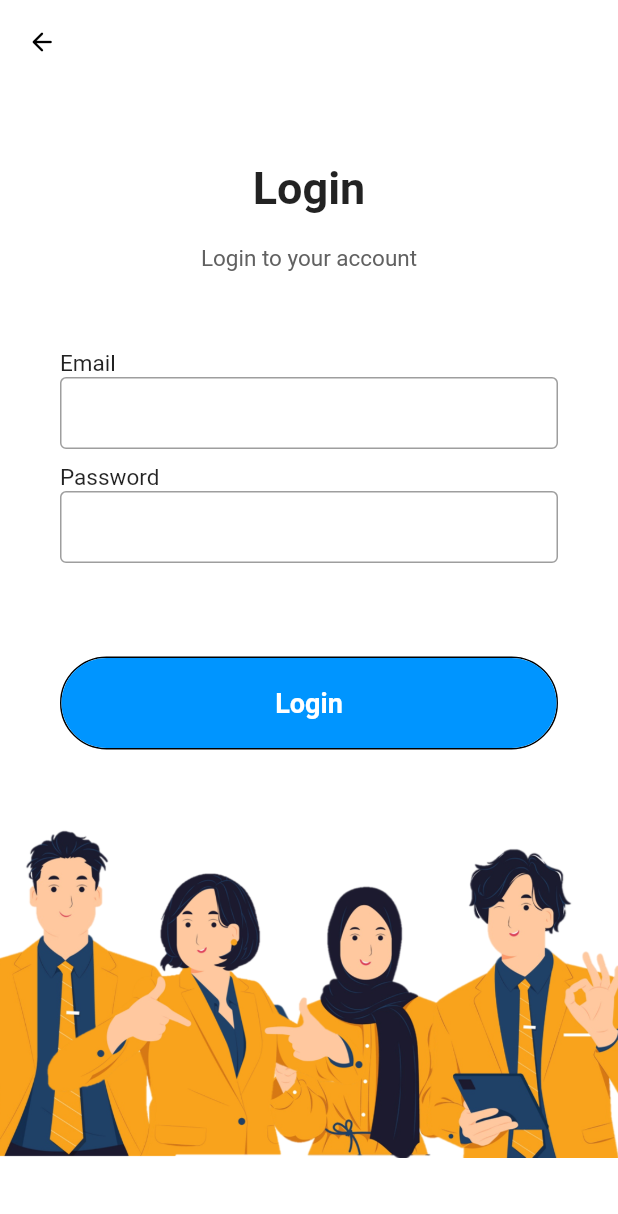
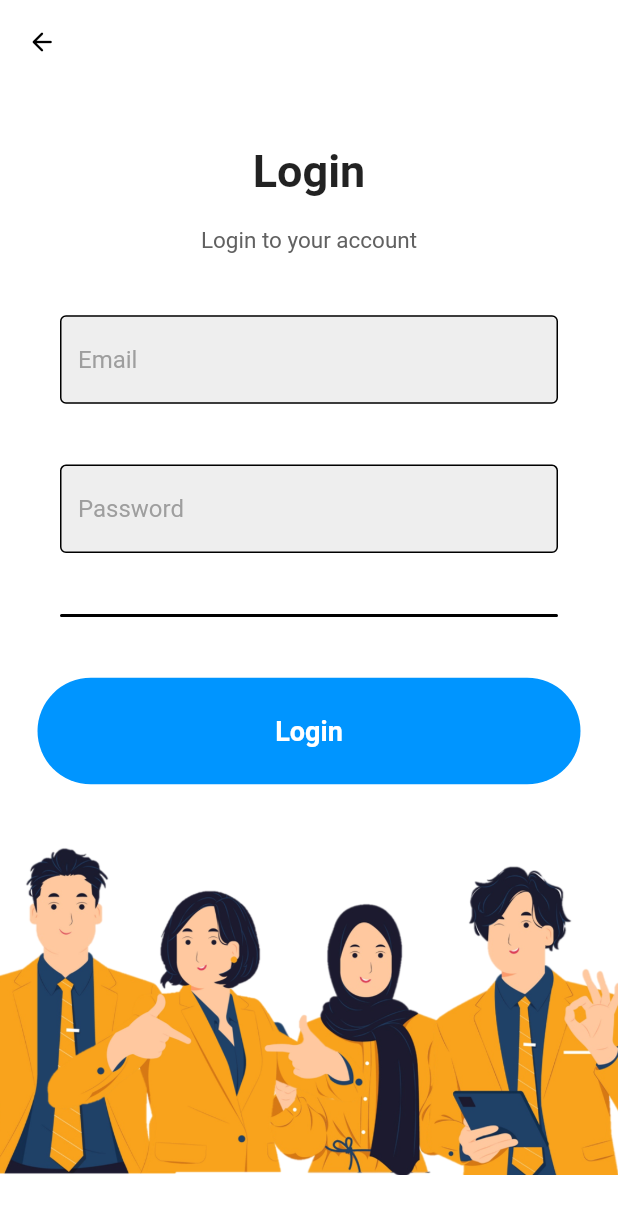
Before and after one commit to Adilahusin/MSQ-App, a Flutter app: the screen it shows after launch, after a tap on "Login", on a phone screen of 412 x 824 dp. Shown: the top 1214 px of the screen. Run offline on Flutter 3.47's test engine with Material 2 defaults, Android fonts, the light colour scheme and no system bars; our stand-ins replace firebase_auth, firebase_core; accounts and stored records are empty; network calls fail.

Commit message:
new file:   msq/android/app/google-services.json 	new file:   msq/ios/Runner/GoogleService-Info.plist 	new file:   msq/ios/firebase_app_id_file.json 	new file:   msq/lib/components/login_button.dart 	new file:   msq/lib/components/login_textfields.dart 	new file:   msq/lib/firebase_options.dart 	modified:   msq/lib/main.dart 	new file:   msq/lib/pages/auth_page.dart 	modified:   msq/lib/pages/login.dart     modified:   msq/lib/question_model.dart 	modified:   msq/macos/Flutter/GeneratedPluginRegistrant.swift 	new file:   msq/macos/Runner/GoogleService-Info.plist 	new file:   msq/macos/firebase_app_id_file.json 	modified:   msq/pubspec.lock 	modified:   msq/pubspec.yaml

```diff
--- /dev/null
+++ b/msq/lib/components/login_button.dart
@@ -0,0 +1,33 @@
+import 'package:flutter/material.dart';
+
+class LoginButton extends StatelessWidget {
+  final Function()? onTap;
+
+  const LoginButton({super.key, required this.onTap});
+
+  @override
+  Widget build(BuildContext context) {
+    return GestureDetector(
+      onTap: onTap,
+      child: Container(
+        padding: const EdgeInsets.all(25),
+        margin: const EdgeInsets.symmetric(horizontal: 25),
+        decoration: BoxDecoration(
+          color: const Color(0xff0095FF),
+          borderRadius: BorderRadius.circular(50),
+
+        ),
+        child: const Center(
+          child: Text(
+            "Login",
+            style: TextStyle(
+              color: Colors.white,
+              fontWeight: FontWeight.w600,
+              fontSize: 18,
+            ),
+          ),
+        ),
+      ),
+    );
+  }
+}
--- /dev/null
+++ b/msq/lib/components/login_textfields.dart
@@ -0,0 +1,39 @@
+import 'package:flutter/material.dart';
+
+class MyTextField extends StatelessWidget {
+  final controller;
+  final String hintText;
+  final bool obscureText;
+
+  const MyTextField({
+    super.key,
+    required this.controller,
+    required this.hintText,
+    required this.obscureText,
+  });
+
+  @override
+  Widget build(BuildContext context) {
+    return Padding(
+      padding: const EdgeInsets.symmetric(horizontal: 40),
+      child: TextField(
+        controller: controller,
+        obscureText: obscureText,
+
+        decoration: InputDecoration(
+            enabledBorder: const OutlineInputBorder(
+              borderSide: BorderSide(color: Colors.black),
+            ),
+
+            focusedBorder: OutlineInputBorder(
+              borderSide: BorderSide(color: Colors.grey.shade400),
+            ),
+
+            fillColor: Colors.grey.shade200,
+            filled: true,
+            hintText: hintText,
+            hintStyle: TextStyle(color: Colors.grey[500])),
+      ),
+    );
+  }
+}
--- a/msq/lib/main.dart
+++ b/msq/lib/main.dart
@@ -3,8 +3,14 @@
 import 'package:msq/pages/guidelines.dart';
 import 'package:msq/pages/login.dart';
 import 'package:msq/pages/tati_info.dart';
+import 'package:firebase_core/firebase_core.dart';
+import 'firebase_options.dart';
 
-void main() {
+void main() async {
+  WidgetsFlutterBinding.ensureInitialized();
+  await Firebase.initializeApp(
+    options: DefaultFirebaseOptions.currentPlatform
+  );
   runApp(const MaterialApp(
     debugShowCheckedModeBanner: false,
     home: Index(),
@@ -105,7 +111,7 @@
                     onPressed: (){
                       Navigator.push(
                         context, MaterialPageRoute(
-                          builder: (context) => const LoginPage()));
+                          builder: (context) => LoginPage()));
                     },
 
                     shape: RoundedRectangleBorder(
--- /dev/null
+++ b/msq/lib/pages/auth_page.dart
@@ -0,0 +1,29 @@
+import 'package:flutter/material.dart';
+import 'package:msq/pages/login.dart';
+import 'package:msq/main.dart';
+import 'package:firebase_auth/firebase_auth.dart';
+
+class AuthPage extends StatelessWidget {
+  const AuthPage({Key? key}) : super(key: key);
+
+  @override
+  Widget build(BuildContext context) {
+    return Scaffold(
+      body: StreamBuilder<User?>(
+        stream: FirebaseAuth.instance.authStateChanges(),
+        builder: (context, snapshot){
+
+        // When user is logged in
+        if (snapshot.hasData){
+          return const Index();
+        }
+
+        // When user is not logged in
+        else {
+          return LoginPage();
+        }
+        },
+      ),
+    );
+  }
+}
--- a/msq/lib/pages/login.dart
+++ b/msq/lib/pages/login.dart
@@ -1,9 +1,25 @@
+import 'package:firebase_auth/firebase_auth.dart';
 import 'package:flutter/material.dart';
 import 'package:msq/main.dart';
 import 'package:msq/pages/homepage.dart';
 
+import '../components/login_button.dart';
+import '../components/login_textfields.dart';
+
 class LoginPage extends StatelessWidget {
-  const LoginPage({Key? key}) : super(key: key);
+  LoginPage({Key? key}) : super(key: key);
+
+  // Text editing controllers
+  final emailController = TextEditingController();
+  final passwordController = TextEditingController();
+
+  // Sign user in
+  void signUserIn() async {
+    await FirebaseAuth.instance.signInWithEmailAndPassword(
+      email: emailController.text,
+      password: passwordController.text,
+      );
+  }
 
   @override
   Widget build(BuildContext context) {
@@ -58,15 +74,19 @@
                   ],
                   ),
 
-                  Padding(
-                    padding: const EdgeInsets.symmetric(horizontal: 40),
-                    child: Column(
-                      children: <Widget>[
-                        inputFile(label:"Email"),
-                        inputFile(label:"Password", obscureText: true),
-                      ],
-                    ),
-                  ),
+              // username textfield
+              MyTextField(
+                controller: emailController,
+                hintText: 'Email',
+                obscureText: false,
+              ),
+
+              // password textfield
+              MyTextField(
+                controller: passwordController,
+                hintText: 'Password',
+                obscureText: true,
+              ),
 
                   Padding(
                     padding: const EdgeInsets.symmetric(horizontal: 40),
@@ -83,28 +103,34 @@
                           ),
                       ),
 
-                      child: MaterialButton(
-                        minWidth: double.infinity,
-                        height: 60,
-                        onPressed: () {Navigator.push(
-                        context, MaterialPageRoute(
-                          builder: (context) => const HomePage()));},
-                        color: const Color(0xff0095FF),
-                        elevation: 0,
-                        shape: RoundedRectangleBorder(
-                          borderRadius: BorderRadius.circular(50),
-                        ),
+                      // child: MaterialButton(
+                      //   minWidth: double.infinity,
+                      //   height: 60,
+                      //   onPressed: () {
+                      //     Navigator.push(
+                      //   context, MaterialPageRoute(
+                      //     builder: (context) => const HomePage()));},
+                      //   color: const Color(0xff0095FF),
+                      //   elevation: 0,
+                      //   shape: RoundedRectangleBorder(
+                      //     borderRadius: BorderRadius.circular(50),
+                      //   ),
 
-                        child: const Text("Login",
-                        style: TextStyle(
-                          fontWeight: FontWeight.w600,
-                          fontSize: 18,
-                          color: Colors.white,
-                          ),
-                          ),
+                      //   child: const Text("Login",
+                      //   style: TextStyle(
+                      //     fontWeight: FontWeight.w600,
+                      //     fontSize: 18,
+                      //     color: Colors.white,
+                      //     ),
+                      //     ),
 
-                      ),
+                      // ),
                     ),
+                  ),
+
+                  // sign in button
+                  LoginButton(
+                    onTap: signUserIn,
                   ),
 
 
--- a/msq/lib/question_model.dart
+++ b/msq/lib/question_model.dart
@@ -65,7 +65,7 @@
           IconButton(icon: const Icon(Icons.logout_rounded),
           onPressed: () {
               Navigator.push(
-                  context, MaterialPageRoute(builder: (context) => const LoginPage()));
+                  context, MaterialPageRoute(builder: (context) => LoginPage()));
             }
             ),
         ],
--- a/msq/pubspec.yaml
+++ b/msq/pubspec.yaml
@@ -34,6 +34,8 @@
   # The following adds the Cupertino Icons font to your application.
   # Use with the CupertinoIcons class for iOS style icons.
   cupertino_icons: ^1.0.2
+  firebase_core: ^2.8.0
+  firebase_auth: ^4.3.0
 
   # # Database storage
   # sqflite: ^2.0.0+3
```
Also changed, not shown: msq/lib/firebase_options.dart (added), msq/pubspec.lock, 6 other files.
